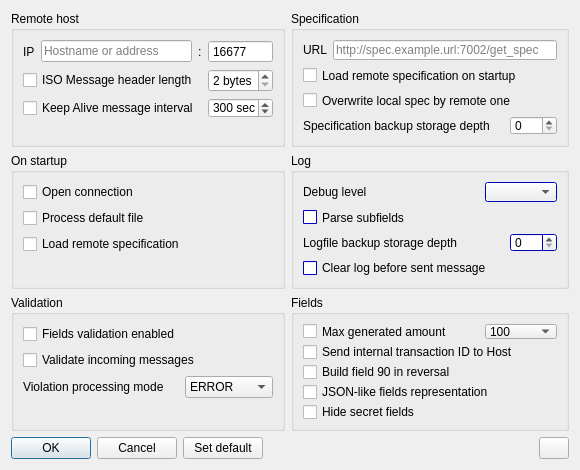
Qt form signal/gui/forms/settings.ui (FedorIvanov37/sv-terminal) before a commit.
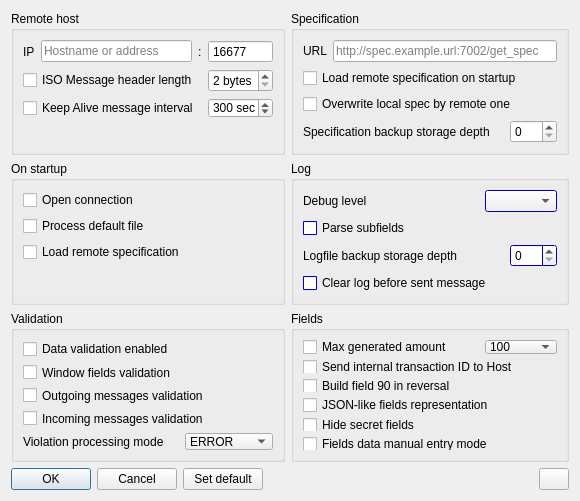
The same form after that commit.

Commit message: Validation refactoring, added static tab "Main", added Fields data manual entry mode, allowed force validation

Patch:
```diff
--- a/signal/gui/forms/settings.ui
+++ b/signal/gui/forms/settings.ui
@@ -7,7 +7,7 @@
     <x>0</x>
     <y>0</y>
     <width>580</width>
-    <height>470</height>
+    <height>501</height>
    </rect>
   </property>
   <property name="sizePolicy">
@@ -19,13 +19,13 @@
   <property name="minimumSize">
    <size>
     <width>580</width>
-    <height>470</height>
+    <height>501</height>
    </size>
   </property>
   <property name="maximumSize">
    <size>
     <width>580</width>
-    <height>470</height>
+    <height>501</height>
    </size>
   </property>
   <property name="windowTitle">
@@ -233,12 +233,49 @@
       <string>Specification</string>
      </property>
      <layout class="QGridLayout" name="gridLayout_2">
-      <item row="1" column="0">
-       <widget class="QCheckBox" name="LoadSpec2">
-        <property name="text">
-         <string>Load remote specification on startup</string>
+      <item row="4" column="0">
+       <layout class="QHBoxLayout" name="horizontalLayout_7">
+        <item>
+         <widget class="QLabel" name="BackupStorageLabel">
+          <property name="text">
+           <string>Specification backup storage depth</string>
+          </property>
+         </widget>
+        </item>
+        <item>
+         <spacer name="horizontalSpacer">
+          <property name="orientation">
+           <enum>Qt::Horizontal</enum>
+          </property>
+          <property name="sizeHint" stdset="0">
+           <size>
+            <width>40</width>
+            <height>20</height>
+           </size>
+          </property>
+         </spacer>
+        </item>
+        <item>
+         <widget class="QSpinBox" name="StorageDepth">
+          <property name="maximum">
+           <number>999</number>
+          </property>
+         </widget>
+        </item>
+       </layout>
+      </item>
+      <item row="5" column="0">
+       <spacer name="verticalSpacer_4">
+        <property name="orientation">
+         <enum>Qt::Vertical</enum>
         </property>
-       </widget>
+        <property name="sizeHint" stdset="0">
+         <size>
+          <width>20</width>
+          <height>40</height>
+         </size>
+        </property>
+       </spacer>
       </item>
       <item row="0" column="0">
        <layout class="QHBoxLayout" name="horizontalLayout_8">
@@ -265,49 +302,12 @@
         </property>
        </widget>
       </item>
-      <item row="3" column="0">
-       <layout class="QHBoxLayout" name="horizontalLayout_7">
-        <item>
-         <widget class="QLabel" name="BackupStorageLabel">
-          <property name="text">
-           <string>Specification backup storage depth</string>
-          </property>
-         </widget>
-        </item>
-        <item>
-         <spacer name="horizontalSpacer">
-          <property name="orientation">
-           <enum>Qt::Horizontal</enum>
-          </property>
-          <property name="sizeHint" stdset="0">
-           <size>
-            <width>40</width>
-            <height>20</height>
-           </size>
-          </property>
-         </spacer>
-        </item>
-        <item>
-         <widget class="QSpinBox" name="StorageDepth">
-          <property name="maximum">
-           <number>999</number>
-          </property>
-         </widget>
-        </item>
-       </layout>
-      </item>
-      <item row="4" column="0">
-       <spacer name="verticalSpacer_4">
-        <property name="orientation">
-         <enum>Qt::Vertical</enum>
+      <item row="1" column="0">
+       <widget class="QCheckBox" name="LoadSpec2">
+        <property name="text">
+         <string>Load remote specification on startup</string>
         </property>
-        <property name="sizeHint" stdset="0">
-         <size>
-          <width>20</width>
-          <height>40</height>
-         </size>
-        </property>
-       </spacer>
+       </widget>
       </item>
      </layout>
     </widget>
@@ -506,21 +506,21 @@
       <string>Validation</string>
      </property>
      <layout class="QGridLayout" name="gridLayout_3">
-      <item row="1" column="0">
-       <widget class="QCheckBox" name="ValidateIncoming">
-        <property name="text">
-         <string>Validate incoming messages</string>
-        </property>
-       </widget>
-      </item>
       <item row="0" column="0">
        <widget class="QCheckBox" name="ValidationEnabled">
         <property name="text">
-         <string>Fields validation enabled</string>
+         <string>Data validation enabled </string>
         </property>
        </widget>
       </item>
       <item row="2" column="0">
+       <widget class="QCheckBox" name="ValidateOutgoing">
+        <property name="text">
+         <string>Outgoing messages validation</string>
+        </property>
+       </widget>
+      </item>
+      <item row="7" column="0">
        <layout class="QHBoxLayout" name="horizontalLayout_9">
         <item>
          <widget class="QLabel" name="ValidationModeLabel">
@@ -563,18 +563,19 @@
         </item>
        </layout>
       </item>
+      <item row="1" column="0">
+       <widget class="QCheckBox" name="ValidateWindow">
+        <property name="text">
+         <string>Window fields validation</string>
+        </property>
+       </widget>
+      </item>
       <item row="3" column="0">
-       <spacer name="verticalSpacer">
-        <property name="orientation">
-         <enum>Qt::Vertical</enum>
+       <widget class="QCheckBox" name="ValidateIncoming">
+        <property name="text">
+         <string>Incoming messages validation</string>
         </property>
-        <property name="sizeHint" stdset="0">
-         <size>
-          <width>20</width>
-          <height>40</height>
-         </size>
-        </property>
-       </spacer>
+       </widget>
       </item>
      </layout>
     </widget>
@@ -675,7 +676,7 @@
         </property>
        </widget>
       </item>
-      <item row="5" column="0">
+      <item row="6" column="0">
        <spacer name="verticalSpacer_5">
         <property name="orientation">
          <enum>Qt::Vertical</enum>
@@ -688,6 +689,13 @@
         </property>
        </spacer>
       </item>
+      <item row="5" column="0">
+       <widget class="QCheckBox" name="ManualInputMode">
+        <property name="text">
+         <string>Fields data manual entry mode</string>
+        </property>
+       </widget>
+      </item>
      </layout>
     </widget>
    </item>
```
Left out of the diff: 90 changed lines with no effect on the pictures. The commit also changes 19 other files.
